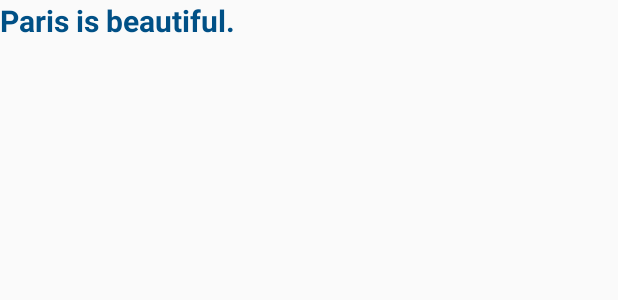
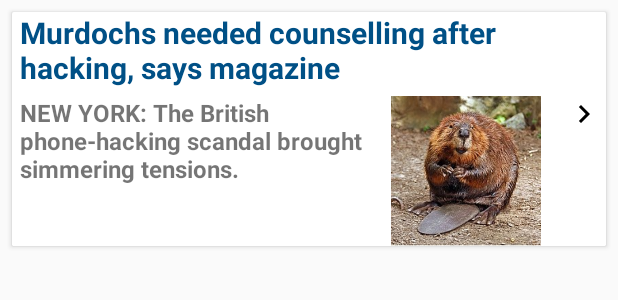
Before and after one commit to Seems1268/KnowFacts, an Android app: the layout fact_list_item.xml on its own in the app's theme, with its tools: preview values and no code run, on a phone screen of 412 x 824 dp. Shown: the top 300 px of the screen. Run offline under Robolectric (Android 15) with nearby library versions, the phone set to English and light mode, and no system bars; network calls fail.

Commit message:
Designed UI for row in the list. Modified adapter to fill the data into the list. Added place-holder images.

```diff
--- a/app/build.gradle
+++ b/app/build.gradle
@@ -51,12 +51,13 @@ dependencies {
     implementation 'androidx.core:core-ktx:1.3.1'
     implementation 'androidx.constraintlayout:constraintlayout:2.0.1'
     implementation "androidx.recyclerview:recyclerview:1.1.0"
+    implementation 'androidx.cardview:cardview:1.0.0'
     implementation 'com.squareup.retrofit2:retrofit:2.8.1'
     implementation 'com.squareup.retrofit2:converter-gson:2.4.0'
     implementation 'com.squareup.okhttp3:okhttp:3.14.7'
     implementation 'io.reactivex.rxjava2:rxandroid:2.1.1'
     implementation 'com.squareup.retrofit2:adapter-rxjava2:2.8.1'
-    implementation 'com.github.bumptech.glide:glide:3.7.0'
+    implementation 'com.github.bumptech.glide:glide:4.11.0'
     implementation 'androidx.legacy:legacy-support-v4:1.0.0'
     implementation 'androidx.lifecycle:lifecycle-extensions:2.2.0'
     implementation 'androidx.lifecycle:lifecycle-viewmodel-ktx:2.2.0'
--- a/app/src/main/AndroidManifest.xml
+++ b/app/src/main/AndroidManifest.xml
@@ -10,6 +10,7 @@
         android:allowBackup="true"
         android:icon="@mipmap/ic_launcher"
         android:label="@string/app_name"
+        android:usesCleartextTraffic="true"
         android:roundIcon="@mipmap/ic_launcher_round"
         android:supportsRtl="true"
         android:theme="@style/AppTheme">
--- a/app/src/main/java/com/example/knowfacts/MainActivity.kt
+++ b/app/src/main/java/com/example/knowfacts/MainActivity.kt
@@ -20,4 +20,9 @@ class MainActivity : AppCompatActivity() {
             commit()
         }
     }
+
+    override fun onBackPressed() {
+        super.onBackPressed()
+        finish()
+    }
 }
--- a/app/src/main/java/com/example/knowfacts/view/FactsListFragment.kt
+++ b/app/src/main/java/com/example/knowfacts/view/FactsListFragment.kt
@@ -75,7 +75,8 @@ class FactsListFragment : Fragment() {
 
         activity?.title = factsData.title
 
-        factsAdapter = FactsListAdapter(factsData.rows)
+        activity?.let {
+            factsAdapter = FactsListAdapter(factsData.rows, it)
 
             with(binding.recyclerview) {
                 layoutManager = LinearLayoutManager(activity)
@@ -84,6 +85,7 @@ class FactsListFragment : Fragment() {
             }
 
             factsAdapter.notifyDataSetChanged()
+        }
 
     }
 
--- /dev/null
+++ b/app/src/main/res/drawable/ic_chevron_right_24px.xml
@@ -0,0 +1,9 @@
+<vector xmlns:android="http://schemas.android.com/apk/res/android"
+    android:width="24dp"
+    android:height="24dp"
+    android:viewportWidth="24"
+    android:viewportHeight="24">
+  <path
+      android:fillColor="#FF000000"
+      android:pathData="M10,6L8.59,7.41 13.17,12l-4.58,4.59L10,18l6,-6z"/>
+</vector>
--- a/app/src/main/res/layout/fact_list_item.xml
+++ b/app/src/main/res/layout/fact_list_item.xml
@@ -1,27 +1,77 @@
 <?xml version="1.0" encoding="utf-8"?>
 <layout xmlns:android="http://schemas.android.com/apk/res/android"
     xmlns:app="http://schemas.android.com/apk/res-auto"
+    xmlns:card_view="http://schemas.android.com/apk/res-auto"
     xmlns:tools="http://schemas.android.com/tools">
+
+    <androidx.cardview.widget.CardView
+        android:id="@+id/cvMovie"
+        android:layout_width="match_parent"
+        android:layout_height="wrap_content"
+        android:layout_gravity="top"
+        android:layout_margin="8dp"
+        android:elevation="0.5dp"
+        card_view:cardCornerRadius="1dp">
 
         <androidx.constraintlayout.widget.ConstraintLayout
             android:layout_width="match_parent"
             android:layout_height="wrap_content"
             app:layout_constraintStart_toStartOf="parent">
 
-
             <TextView
                 android:id="@+id/factTitle"
                 android:layout_width="match_parent"
                 android:layout_height="wrap_content"
                 android:textColor="#005086"
+                android:textSize="20sp"
                 android:textStyle="bold"
-            android:textSize="20sp"
+                android:paddingStart="5dp"
                 app:layout_constraintEnd_toEndOf="parent"
                 app:layout_constraintStart_toStartOf="parent"
                 app:layout_constraintTop_toTopOf="parent"
-            tools:text="Paris is beautiful."/>
+                tools:text="Murdochs needed counselling after hacking, says magazine" />
+
+            <LinearLayout
+                android:layout_width="match_parent"
+                android:layout_height="wrap_content"
+                android:orientation="horizontal"
+                android:paddingTop="5dp"
+                app:layout_constraintBottom_toBottomOf="parent"
+                app:layout_constraintEnd_toEndOf="parent"
+                app:layout_constraintStart_toStartOf="parent"
+                app:layout_constraintTop_toBottomOf="@+id/factTitle">
+
+                <TextView
+                    android:id="@+id/factDescription"
+                    android:layout_width="200dp"
+                    android:layout_height="wrap_content"
+                    android:layout_weight="0.5"
+                    android:textSize="16sp"
+                    android:textStyle="bold"
+                    android:layout_marginEnd="5dp"
+                    android:paddingStart="5dp"
+                    tools:text="NEW YORK: The British phone-hacking scandal brought simmering tensions." />
+
+                <ImageView
+                    android:id="@+id/factImage"
+                    android:layout_width="100dp"
+                    android:layout_height="100dp"
+                    android:src="@drawable/sample"
+                    android:layout_weight="0.42"
+                    app:layout_constraintStart_toEndOf="@+id/factDescription" />
+
+                <ImageView
+                    android:id="@+id/chevron"
+                    android:layout_width="wrap_content"
+                    android:layout_height="wrap_content"
+                    android:src="@drawable/ic_chevron_right_24px"
+                    android:layout_weight="0.08"
+                    app:layout_constraintStart_toEndOf="@+id/factImage" />
+            </LinearLayout>
+
 
         </androidx.constraintlayout.widget.ConstraintLayout>
+    </androidx.cardview.widget.CardView>
 
 
 </layout>
--- a/app/src/main/res/values/strings.xml
+++ b/app/src/main/res/values/strings.xml
@@ -1,3 +1,5 @@
 <resources>
     <string name="app_name">KnowFacts</string>
+    <string name="no_title">No Title</string>
+    <string name="no_description">No Description</string>
 </resources>
```
Also changed, not shown: app/src/main/java/com/example/knowfacts/FactsListAdapter.kt (+19 -5 lines), app/src/main/res/drawable/ic_image_24px.xml (added, +9 -0 lines), app/src/main/res/drawable/loading.jpg (added), app/src/main/res/drawable/sample.jpg (added). Lines whose indentation alone changed are shown as unchanged.
